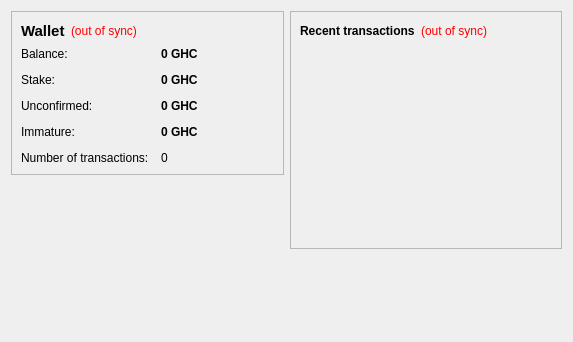
Old version of the form src/qt/forms/overviewpage.ui in the repository magi-retro/peercoin.
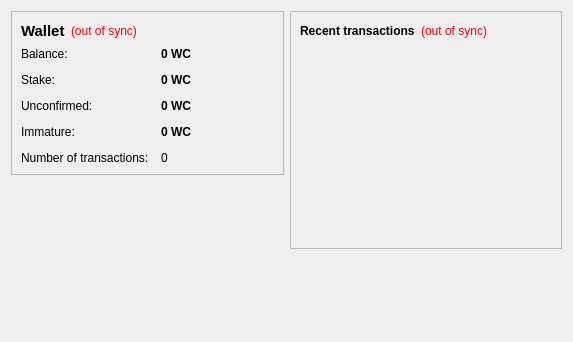
New version of the form. Icons and pictures are not drawn.

```diff
--- a/src/qt/forms/overviewpage.ui
+++ b/src/qt/forms/overviewpage.ui
@@ -105,7 +105,7 @@
              <string>Your current balance</string>
             </property>
             <property name="text">
-             <string notr="true">0 GHC</string>
+             <string notr="true">0 WC</string>
             </property>
             <property name="textInteractionFlags">
              <set>Qt::LinksAccessibleByMouse|Qt::TextSelectableByKeyboard|Qt::TextSelectableByMouse</set>
@@ -134,7 +134,7 @@
              <string>Total of coins that was staked, and do not yet count toward the current balance</string>
             </property>
             <property name="text">
-             <string notr="true">0 GHC</string>
+             <string notr="true">0 WC</string>
             </property>
             <property name="textInteractionFlags">
              <set>Qt::LinksAccessibleByMouse|Qt::TextSelectableByKeyboard|Qt::TextSelectableByMouse</set>
@@ -163,7 +163,7 @@
              <string>Total of transactions that have yet to be confirmed, and do not yet count toward the current balance</string>
             </property>
             <property name="text">
-             <string notr="true">0 GHC</string>
+             <string notr="true">0 WC</string>
             </property>
             <property name="textInteractionFlags">
              <set>Qt::LinksAccessibleByMouse|Qt::TextSelectableByKeyboard|Qt::TextSelectableByMouse</set>
@@ -189,7 +189,7 @@
              <string>Mined balance that has not yet matured</string>
             </property>
             <property name="text">
-             <string notr="true">0 GHC</string>
+             <string notr="true">0 WC</string>
             </property>
             <property name="textInteractionFlags">
              <set>Qt::LinksAccessibleByMouse|Qt::TextSelectableByKeyboard|Qt::TextSelectableByMouse</set>
```
